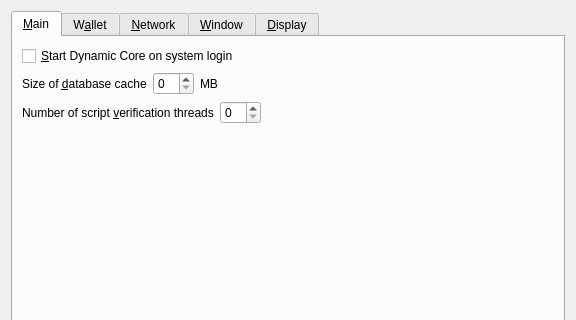
Qt form src/qt/forms/optionsdialog.ui (renatrazumov/Dynamic) before a commit; both pictures show x 0 to 576 and y 0 to 320 of the 576 by 494 pixel window.
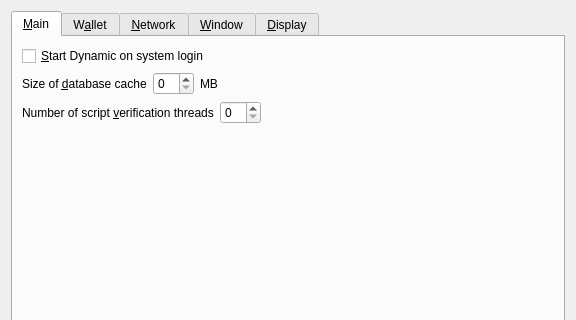
The same form after that commit. Custom widgets are drawn as their Qt base class.

Diff of the .ui file:
```diff
--- a/src/qt/forms/optionsdialog.ui
+++ b/src/qt/forms/optionsdialog.ui
@@ -37,7 +37,7 @@
           <string>Automatically start Dynamic Core after logging in to the system.</string>
          </property>
          <property name="text">
-          <string>&amp;Start Dynamic Core on system login</string>
+          <string>&amp;Start Dynamic on system login</string>
          </property>
         </widget>
        </item>
```
Left out of the diff: 6 changed lines with no effect on the pictures.
